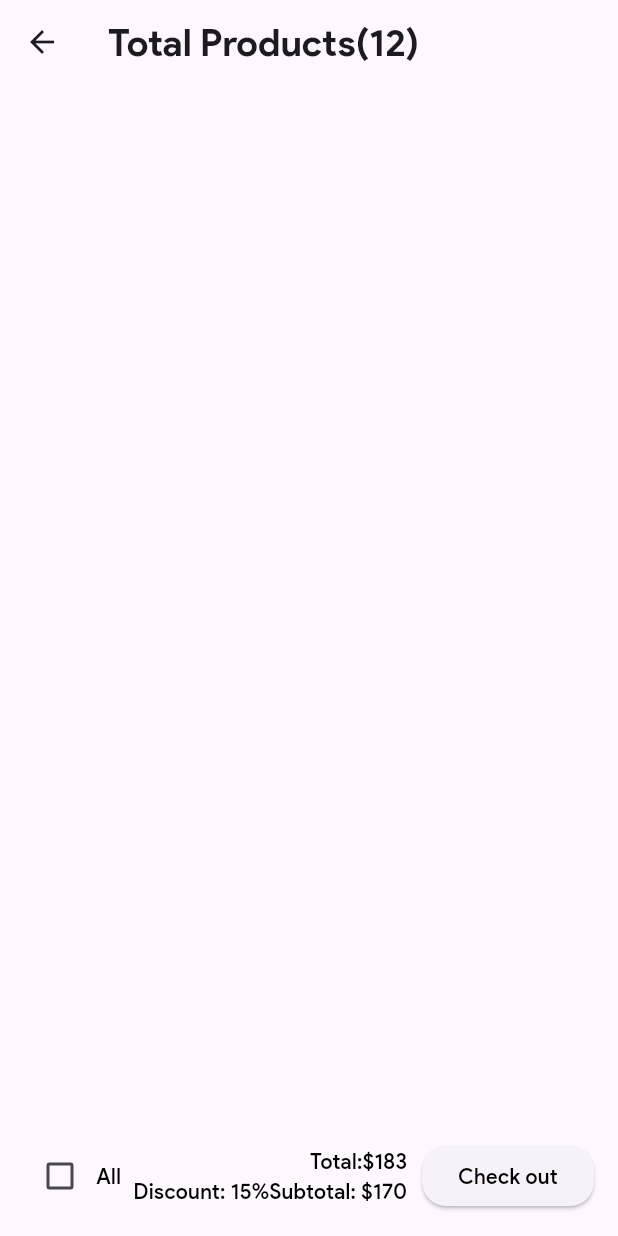
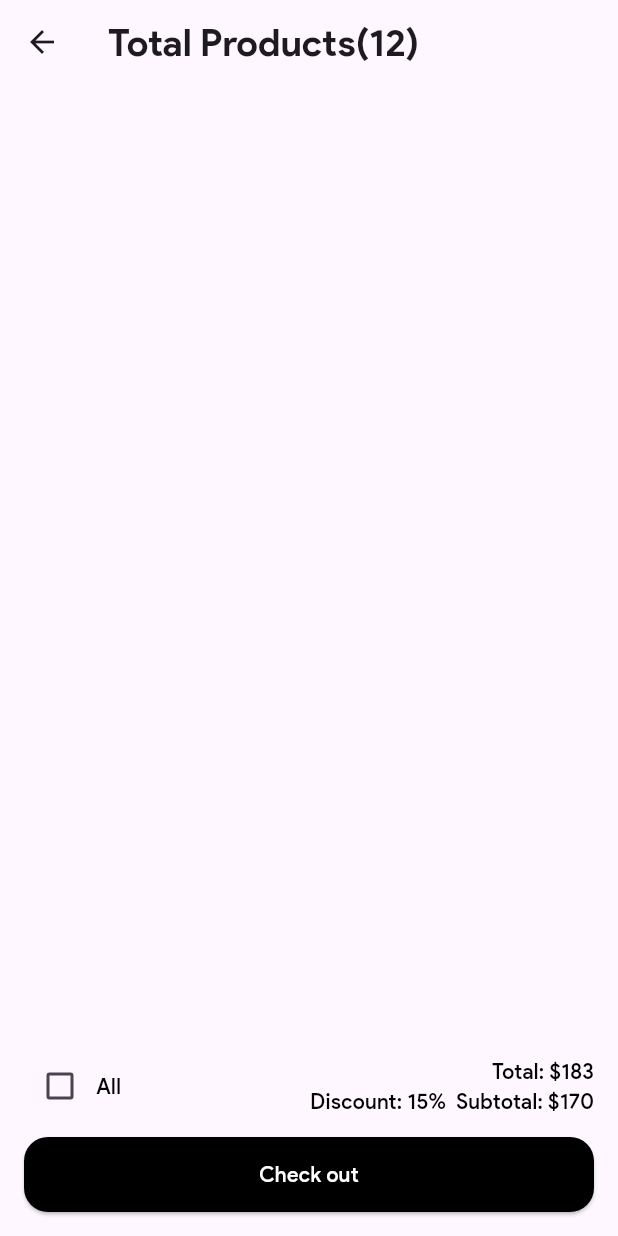
Before and after one commit to ChhairongCoding/E_commerce_app, a Flutter app: the CartScreen screen opened by its route, on a phone screen of 412 x 824 dp. Run offline on Flutter 3.47's test engine with Material 3 defaults, Android fonts, the phone set to English and light mode, and no system bars; our stand-ins replace cached_network_image, flutter_slidable, get, get_storage, hugeicons, jwt_decoder and 1 more; accounts and stored records are empty; network calls fail.

Commit message:
control overflow and change card product detail using customview widget

```diff
--- a/lib/controllers/home_controller.dart
+++ b/lib/controllers/home_controller.dart
@@ -9,54 +9,66 @@ class HomeController extends GetxController {
   RxBool opendedFilter = false.obs;
   final RxInt setectedCateIndex = 1.obs;
 
-
-
-
   RxMap<dynamic, dynamic> listDetail = {}.obs;
   List<Map<String, dynamic>> listProduct = [
     {
       'name': "Tee retro Spotify Camp Nou ",
       'price': '€29,99 EUR',
-      'image':
-          'https://store.fcbarcelona.com/cdn/shop/files/CORE-II4082_391dac34-f71d-4453-acdc-51b48962fdaf.jpg?v=1740042048&width=1200',
+      'images': [
+        'https://store.fcbarcelona.com/cdn/shop/files/CORE-II4082_391dac34-f71d-4453-acdc-51b48962fdaf.jpg?v=1740042048&width=1200',
+        'https://store.fcbarcelona.com/cdn/shop/files/CORE-II4082_391dac34-f71d-4453-acdc-51b48962fdaf.jpg?v=1740042048&width=1200',
+        'https://store.fcbarcelona.com/cdn/shop/files/CORE-II4082_391dac34-f71d-4453-acdc-51b48962fdaf.jpg?v=1740042048&width=1200',
+      ],
     },
     {
       'name': "Blaugrana charity bracelet",
       'price': '€9,99 EUR',
-      'image':
-          'https://store.fcbarcelona.com/cdn/shop/files/pulsera.jpg?v=1742558048&width=1200',
+      'images': [
+        'https://store.fcbarcelona.com/cdn/shop/files/pulsera.jpg?v=1742558048&width=1200'
+            'https://store.fcbarcelona.com/cdn/shop/files/pulsera.jpg?v=1742558048&width=1200'
+            'https://store.fcbarcelona.com/cdn/shop/files/pulsera.jpg?v=1742558048&width=1200',
+      ],
     },
     {
       'name': "Hoodie Grey Panot Barça ",
       'price': '€69,99 EUR',
-      'image':
-          'https://store.fcbarcelona.com/cdn/shop/files/FE70420023_3.jpg?v=1750945670&width=1200',
+      'images': [
+        'https://store.fcbarcelona.com/cdn/shop/files/FE70420023_3.jpg?v=1750945670&width=1200',
+        'https://store.fcbarcelona.com/cdn/shop/files/FE70420023_3.jpg?v=1750945670&width=1200',
+        'https://store.fcbarcelona.com/cdn/shop/files/FE70420023_3.jpg?v=1750945670&width=1200',
+      ],
     },
     {
       'name': "T-shirt Red Cruyff Barça ",
       'price': '€39,99 EUR',
-      'image':
-          'https://store.fcbarcelona.com/cdn/shop/files/Shot_02_0027.jpg?v=1749648616&width=1200',
+      'images': [
+        'https://store.fcbarcelona.com/cdn/shop/files/Shot_02_0027.jpg?v=1749648616&width=1200',
+        'https://store.fcbarcelona.com/cdn/shop/files/Shot_02_0027.jpg?v=1749648616&width=1200',
+        'https://store.fcbarcelona.com/cdn/shop/files/Shot_02_0027.jpg?v=1749648616&width=1200',
+      ],
     },
     {
       'name': "1995-97 Home Kit",
       'price': "€129,99 EUR",
       'category': 'Kits',
-      'image':
-          'https://store.fcbarcelona.com/cdn/shop/files/IMG_6274.jpg?v=1737554507&width=1200',
+      'images': [
+        'https://store.fcbarcelona.com/cdn/shop/files/IMG_6274.jpg?v=1737554507&width=1200',
+        'https://store.fcbarcelona.com/cdn/shop/files/IMG_6274.jpg?v=1737554507&width=1200',
+        'https://store.fcbarcelona.com/cdn/shop/files/IMG_6274.jpg?v=1737554507&width=1200',
+      ],
     },
     {
       'name': "1995-97 Away Kit",
       'price': "€12,99 EUR",
       'category': 'Kits',
-      'image':
+      'images':
           'https://store.fcbarcelona.com/cdn/shop/files/CORE-II4082_391dac34-f71d-4453-acdc-51b48962fdaf.jpg?v=1740042048',
     },
     {
       'name': "Tshirt retro style",
       'price': "€12,99 EUR",
       'category': 'Tshirt',
-      'image':
+      'images':
           'https://store.fcbarcelona.com/cdn/shop/files/CORE-II4082_391dac34-f71d-4453-acdc-51b48962fdaf.jpg?v=1740042048',
     },
     {
@@ -65,14 +77,14 @@ class HomeController extends GetxController {
       'category': 'Tshirt',
       'descrition': "This is a local brand, created for barcelona fan.",
       'rate': "4.5",
-      'image':
+      'images':
           'https://store.fcbarcelona.com/cdn/shop/files/CORE-II4082_391dac34-f71d-4453-acdc-51b48962fdaf.jpg?v=1740042048',
     },
     {
       'name': "F50 Elite Firm Ground Boots",
       'price': "€220,99 EUR",
       'category': 'Shoes',
-      'image':
+      'images':
           'https://assets.adidas.com/images/h_2000,f_auto,q_auto,fl_lossy,c_fill,g_auto/0efd53c278f04a348f29ac8fbb7b5cd0_9366/F50_Elite_Firm_Ground_Boots_White_JH7617_HM1.jpg',
     },
   ];
@@ -150,7 +162,6 @@ class HomeController extends GetxController {
         .where((item) => item['category'] == selectedCategory.value)
         .toList();
   }
-
 
   void setCategory(String category) {
     selectedCategory.value = category;
@@ -230,8 +241,7 @@ class HomeController extends GetxController {
     super.onClose();
   }
 
-
-  void onFilter (){
+  void onFilter() {
     opendedFilter.value = !opendedFilter.value;
     print(opendedFilter);
   }
--- a/lib/views/cart_screen.dart
+++ b/lib/views/cart_screen.dart
@@ -8,6 +8,16 @@ import 'package:get/get.dart';
 class CartScreen extends StatelessWidget {
   CartScreen({super.key});
   final CartController cartController = Get.put(CartController());
+  String getImageUrl(dynamic images) {
+  if (images is List && images.isNotEmpty) {
+    return images.first;
+  } else if (images is String) {
+    return images;
+  } else {
+    return 'https://via.placeholder.com/150';
+  }
+}
+
   @override
   Widget build(BuildContext context) {
     return Scaffold(
@@ -33,47 +43,60 @@ class CartScreen extends StatelessWidget {
 
               SizedBox(
                 width: double.infinity,
-                child: Row(
+                child: Column(
+                  children: [
+                    Row(
                       mainAxisAlignment: MainAxisAlignment.spaceBetween,
                       children: [
                         Row(
                           children: [
                             Checkbox(value: false, onChanged: (value) {}),
-                        Text("All"),
+                            const Text("All"),
                           ],
                         ),
+
+                        // Right: Price summary + Button
                         GestureDetector(
                           onTap: () => showCheckoutBottomSheet(context),
-                      child: Row(
+                          child: Wrap(
                             spacing: 10,
+                            crossAxisAlignment: WrapCrossAlignment.center,
                             children: [
                               Column(
                                 crossAxisAlignment: CrossAxisAlignment.end,
                                 children: [
-                              Row(children: [Text("Total:"), Text("\$183")]),
                                   Row(
-                                children: [
-                                  Text("Discount: 15%"),
+                                    children: const [
+                                      Text("Total: "),
+                                      Text("\$183"),
+                                    ],
+                                  ),
+                                  Row(
+                                    children: const [
+                                      Text("Discount: 15%  "),
                                       Text("Subtotal: \$170"),
                                     ],
                                   ),
                                 ],
                               ),
+                            ],
+                          ),
+                        ),
+                      ],
+                    ),
+                    SizedBox(height: 10),
                     ElevatedButton(
                       style: ElevatedButton.styleFrom(
                         shape: RoundedRectangleBorder(
                           borderRadius: BorderRadius.circular(16),
                         ),
+                        fixedSize: Size(MediaQuery.of(context).size.width, 50),
+                        backgroundColor: Colors.black
                       ),
-                            onPressed: () {
-                              showCheckoutBottomSheet(context);
-                            },
+                      onPressed: () => showCheckoutBottomSheet(context),
                       child: Text(
                         "Check out",
-                              style: Theme.of(context).textTheme.bodyMedium,
-                            ),
-                          ),
-                        ],
+                        style: Theme.of(context).textTheme.bodyMedium?.copyWith(color: Colors.white),
                       ),
                     ),
                   ],
@@ -101,7 +124,6 @@ class CartScreen extends StatelessWidget {
               onPressed: (context) {
                 // Handle delete action here
                 cartController.removeCart(index);
-
               },
               backgroundColor: Colors.black,
               foregroundColor: Colors.white,
@@ -112,7 +134,8 @@ class CartScreen extends StatelessWidget {
         child: Row(
           children: [
             CachedNetworkImage(
-              imageUrl: cartController.cartList[index]["image"],
+             imageUrl: getImageUrl(cartController.cartList[index]["images"]),
+
               width: 100,
               height: 200,
               fit: BoxFit.cover,
--- a/lib/views/shipping_view/new_shipping_bottom_sheet.dart
+++ b/lib/views/shipping_view/new_shipping_bottom_sheet.dart
@@ -79,7 +79,7 @@ void newShippingBottomSheet(BuildContext context) {
 
             ElevatedButton(
               style: ElevatedButton.styleFrom(
-                fixedSize: Size(MediaQuery.of(context).size.width, 40),
+                fixedSize: Size(MediaQuery.of(context).size.width, 50),
                 backgroundColor: Colors.black
               ),
               onPressed: () {
```
Also changed, not shown: lib/views/categories_screen.dart (+40 -22 lines), lib/views/home_screen.dart (+45 -16 lines), lib/views/profile_screen.dart (+65 -48 lines), lib/widgets/custom_card_my_order_widget.dart (+28 -31 lines), lib/widgets/custom_card_widget.dart (+18 -7 lines), lib/widgets/custom_detail_product.dart (+107 -81 lines), lib/widgets/custom_product_card_with_rating.dart (+26 -38 lines). Lines whose indentation alone changed are shown as unchanged.
